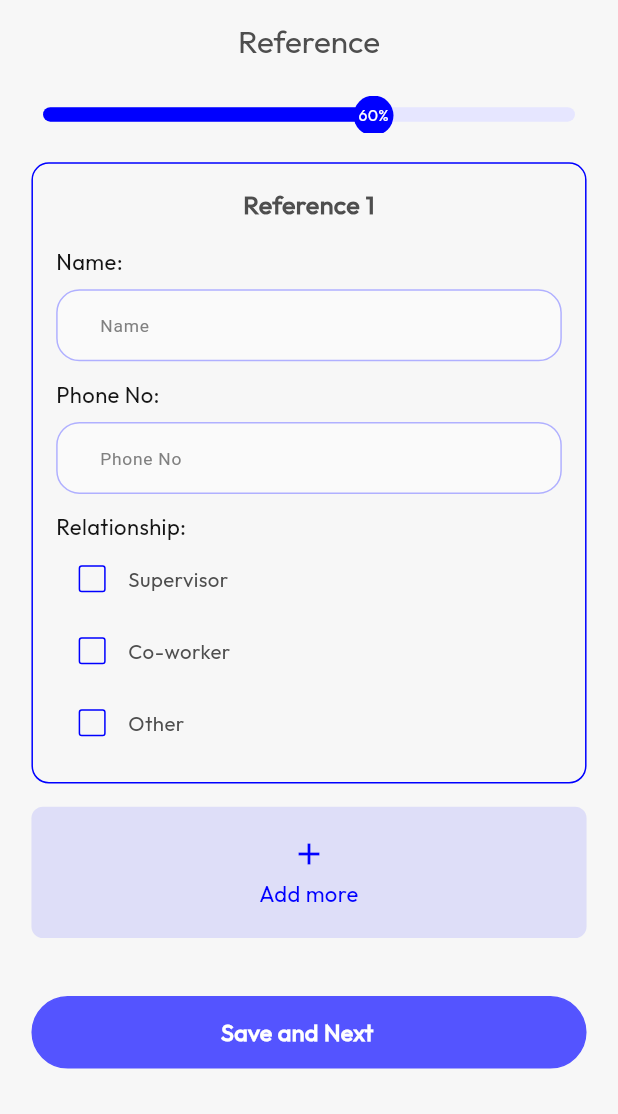
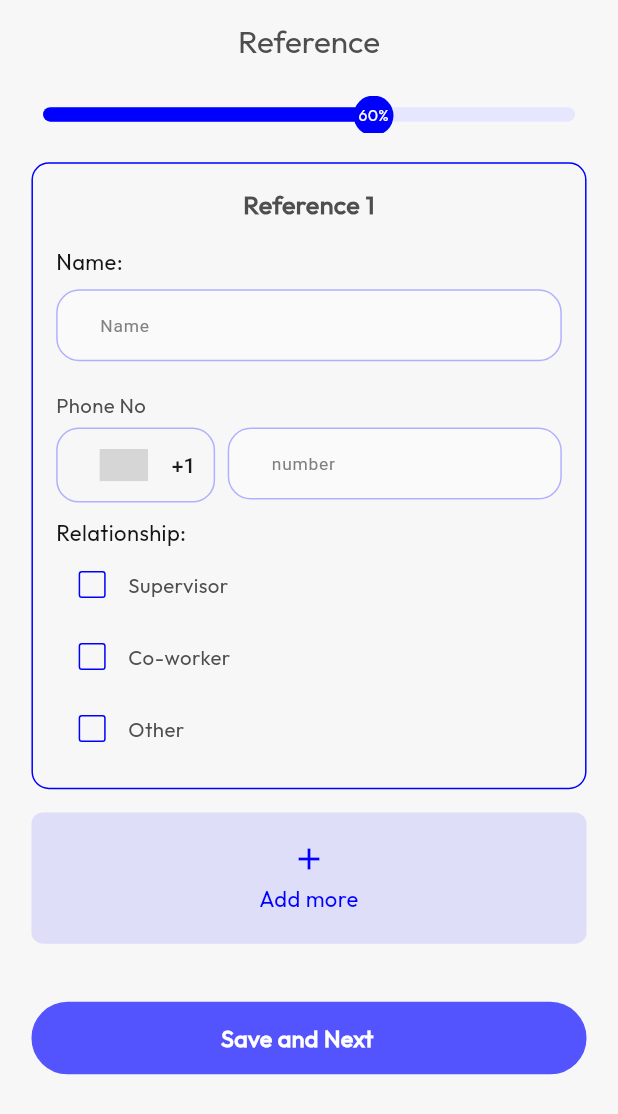
Before and after one commit to bdCalling-Sdt-hub/Auto-revive, a Flutter app: the MechanicReferenceScreen screen opened by its route, on a phone screen of 412 x 824 dp. Shown: the top 1114 px of the screen. Run offline on Flutter 3.47's test engine with Material 3 defaults, Android fonts, the phone set to English and light mode, and no system bars; drawn by our look-alikes of country_code_picker, toastification; our stand-ins replace cached_network_image, chat_bubbles, connectivity_plus, custom_rating_bar, file_picker, firebase_core and 23 more; missing offline and left inert: country_state_city_pro, flutter_polyline_points, location_picker_text_field, mime_type; accounts and stored records are empty; network calls fail; grey boxes are pictures that could not be loaded.

Commit message:
issue fix

```diff
--- a/lib/controllers/towTrack/registration_tow_track_controller.dart
+++ b/lib/controllers/towTrack/registration_tow_track_controller.dart
@@ -102,7 +102,7 @@ class TowTrackController extends GetxController{
         ToastMessageHelper.showToastMessage("${response.body["message"]}");
         return true;
       } else {
-        ToastMessageHelper.showToastMessage('Submission failed. Please check inputs.', title: 'Attention');
+        ToastMessageHelper.showToastMessage(' Website must be a valid URL', title: 'Attention');
         return false;
       }
     } catch (e) {
@@ -294,7 +294,7 @@ class TowTrackController extends GetxController{
 
     };
 
-    licensingComplianceLoading(true);
+    businessRequirementsLoading(true);
 
     try {
       var response = await ApiClient.putData(
@@ -314,7 +314,7 @@ class TowTrackController extends GetxController{
       ToastMessageHelper.showToastMessage("Something went wrong.");
       return false;
     } finally {
-      licensingComplianceLoading(false);
+      businessRequirementsLoading(false);
     }
   }
 
--- a/lib/controllers/upload_controller.dart
+++ b/lib/controllers/upload_controller.dart
@@ -29,12 +29,12 @@ class UploadController extends GetxController {
         return uploadedFilePath;
       } else {
         uploadFileLoading(false);
-        ToastMessageHelper.showToastMessage("File upload failed!");
+        ToastMessageHelper.showToastMessage("File too large",title: "Attention");
         return null;
       }
     } catch (e) {
       uploadFileLoading(false);
-      ToastMessageHelper.showToastMessage("An error occurred during upload.");
+      ToastMessageHelper.showToastMessage("An error occurred during upload.",title: "Attention");
       return null;
     }
   }
--- a/lib/pregentaitions/screens/auth/mechanic_view/mechanic_profile_information_screen/mechanic_profile_information_screen.dart
+++ b/lib/pregentaitions/screens/auth/mechanic_view/mechanic_profile_information_screen/mechanic_profile_information_screen.dart
@@ -635,9 +635,9 @@ class _MechanicProfileInformationScreenState extends State<MechanicProfileInform
 
                       SizedBox(height: 16.h),
                       CustomButton(
-                        title: "Go To Login",
+                        title: "Go To Home Screen",
                         onpress: () {
-                          context.pushNamed(AppRoutes.logInScreen);
+                          context.pushNamed(AppRoutes.mechanicBottomNavBar);
                         },
                       ),
                     ],
--- a/lib/pregentaitions/screens/auth/mechanic_view/mechanic_reference_screen/mechanic_reference_screen.dart
+++ b/lib/pregentaitions/screens/auth/mechanic_view/mechanic_reference_screen/mechanic_reference_screen.dart
@@ -14,6 +14,7 @@ import '../../../../../helpers/toast_message_helper.dart';
 import '../../../../widgets/custom_app_bar.dart';
 import '../../../../widgets/custom_checkbox_list.dart';
 import '../../../../widgets/custom_linear_indicator.dart';
+import '../../../../widgets/custom_phone_number_picker.dart';
 
 class MechanicReferenceScreen extends StatefulWidget {
   MechanicReferenceScreen({super.key});
@@ -193,33 +194,36 @@ class _MechanicReferenceScreenState extends State<MechanicReferenceScreen> {
                               controller: ref.nameCtrl,
                               hintText: "Name",
                             ),
-                            CustomText(
-                              text: "Phone No:",
-                              fontsize: 14.sp,
-                              color: AppColors.textColor151515,
-                            ),
+                            // CustomText(
+                            //   text: "Phone No:",
+                            //   fontsize: 14.sp,
+                            //   color: AppColors.textColor151515,
+                            // ),
                             SizedBox(height: 8.h),
-                            CustomTextField(
-                              controller: ref.phoneNoCtrl,
-                              hintText: "Phone No",
-                              keyboardType: TextInputType.number,
-                              readOnly: false,
-                              maxLength: 11,
-                              inputFormatters: [
-                                LengthLimitingTextInputFormatter(11),
-                                FilteringTextInputFormatter.digitsOnly,
-                              ],
-                              validator: (value) {
-                                if (value == null || value.isEmpty) {
-                                  return 'Please enter phone number';
-                                } else if (value.length < 11) {
-                                  return 'Phone number must be 11 digits';
-                                } else if (value.length > 11) {
-                                  return 'Phone number cannot exceed 11 digits';
-                                }
-                                return null;
-                              },
-                            ),
+                            CustomPhoneNumberPicker(
+                               controller: ref.phoneNoCtrl,
+                              lebelText: 'Phone No',),
+                            // CustomTextField(
+                            //   controller: ref.phoneNoCtrl,
+                            //   hintText: "Phone No",
+                            //   keyboardType: TextInputType.number,
+                            //   readOnly: false,
+                            //   maxLength: 11,
+                            //   inputFormatters: [
+                            //     LengthLimitingTextInputFormatter(11),
+                            //     FilteringTextInputFormatter.digitsOnly,
+                            //   ],
+                            //   validator: (value) {
+                            //     if (value == null || value.isEmpty) {
+                            //       return 'Please enter phone number';
+                            //     } else if (value.length < 11) {
+                            //       return 'Phone number must be 11 digits';
+                            //     } else if (value.length > 11) {
+                            //       return 'Phone number cannot exceed 11 digits';
+                            //     }
+                            //     return null;
+                            //   },
+                            // ),
 
                             CustomText(
                               text: "Relationship:",
--- a/lib/pregentaitions/screens/tow_truck_profile/earning/withdraw_screen.dart
+++ b/lib/pregentaitions/screens/tow_truck_profile/earning/withdraw_screen.dart
@@ -143,12 +143,13 @@ class _WithdrawScreenState extends State<WithdrawScreen> {
                               mainAxisAlignment: MainAxisAlignment.spaceBetween,
                               children: [
                                 Text(
-                                  'Withdraw-able amount',
+                                  'Withdraw amount',
                                   style: TextStyle(
                                       fontSize: 16.sp,
                                       fontWeight: FontWeight.w600),
                                 ),
                                 CustomText(
+                                  maxline: 2,
                                   text:
                                   '\$${extra ?? 'N/A'}',
                                   color: AppColors.primaryColor,
--- a/lib/pregentaitions/screens/tow_truck_section/screens/auth/profile_details/profile_details_screen.dart
+++ b/lib/pregentaitions/screens/tow_truck_section/screens/auth/profile_details/profile_details_screen.dart
@@ -133,6 +133,7 @@ class _ProfileDetailsScreenState extends State<ProfileDetailsScreen> {
                   child: Column(
                     crossAxisAlignment: CrossAxisAlignment.start,
                     children: [
+                      /// =====================> Company Information ====================>
                       GestureDetector(
                         onTap: () async {
                           await towTrackController.getTowTrackProfile();
```
Also changed, not shown: lib/pregentaitions/screens/auth/mechanic_view/mechanic_employment_history_screen/mechanic_employment_history_screen.dart (+32 -25 lines), lib/pregentaitions/screens/auth/mechanic_view/mechanic_resume_certificate_screen/mechanic_resume_certificate_screen.dart (+30 -9 lines), lib/pregentaitions/screens/customer/customer_booking/customer_booking_details_screen.dart (+9 -3 lines), lib/pregentaitions/screens/tow_truck_section/screens/auth/business_requirement_screen.dart (+25 -16 lines), lib/pregentaitions/screens/tow_truck_section/screens/auth/licensing_and_ompliance_screen.dart (+53 -20 lines), 4 other files.
